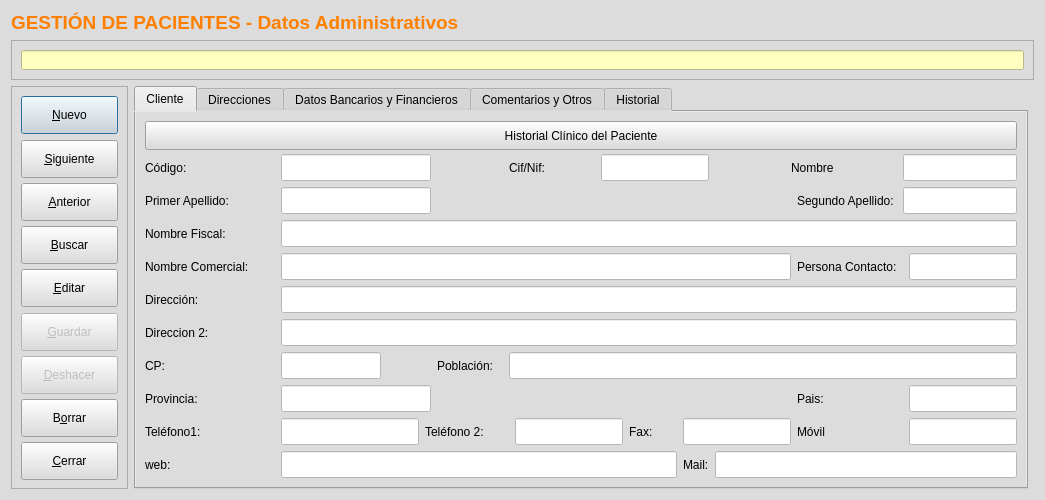
Before: the Qt Designer form frmClientes.ui in arcnexus/RedFoX, drawn with Qt 5.
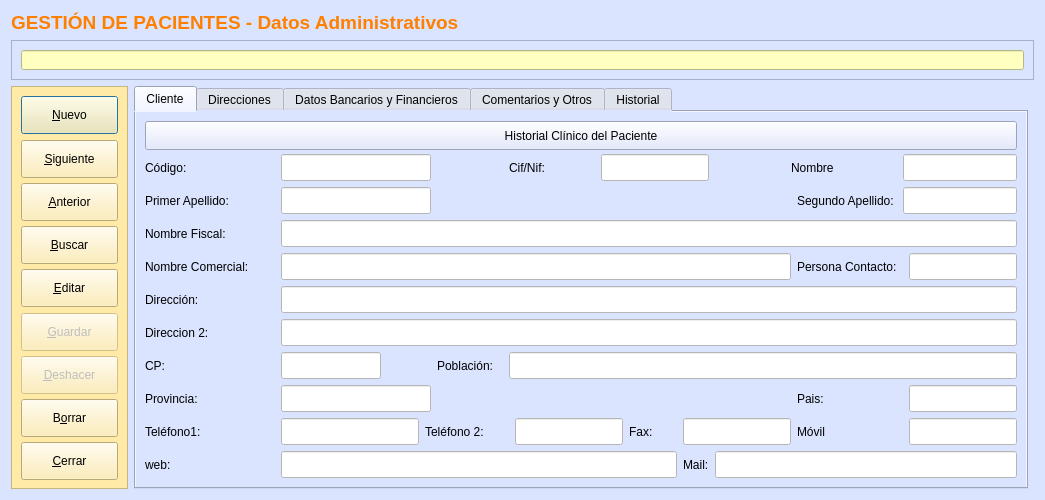
After: the same form once the commit is applied. Icons and pictures are not drawn.

```diff
--- a/frmClientes.ui
+++ b/frmClientes.ui
@@ -36,7 +36,8 @@
    <bool>false</bool>
   </property>
   <property name="styleSheet">
-   <string notr="true">background-color: rgb(220, 220, 220);</string>
+   <string notr="true">background-color: rgb(219, 228, 255);
+</string>
   </property>
   <property name="modal">
    <bool>true</bool>
@@ -62,6 +63,10 @@
        <height>16777215</height>
       </size>
      </property>
+     <property name="styleSheet">
+      <string notr="true">background-color: rgb(255, 235, 167);
+</string>
+     </property>
      <property name="frameShape">
       <enum>QFrame::StyledPanel</enum>
      </property>
@@ -324,9 +329,9 @@
         <colorrole role="Button">
          <brush brushstyle="SolidPattern">
           <color alpha="255">
-           <red>220</red>
-           <green>220</green>
-           <blue>220</blue>
+           <red>219</red>
+           <green>228</green>
+           <blue>255</blue>
           </color>
          </brush>
         </colorrole>
@@ -396,18 +401,18 @@
         <colorrole role="Base">
          <brush brushstyle="SolidPattern">
           <color alpha="255">
-           <red>220</red>
-           <green>220</green>
-           <blue>220</blue>
+           <red>219</red>
+           <green>228</green>
+           <blue>255</blue>
           </color>
          </brush>
         </colorrole>
         <colorrole role="Window">
          <brush brushstyle="SolidPattern">
           <color alpha="255">
-           <red>220</red>
-           <green>220</green>
-           <blue>220</blue>
+           <red>219</red>
+           <green>228</green>
+           <blue>255</blue>
           </color>
          </brush>
         </colorrole>
@@ -461,9 +466,9 @@
         <colorrole role="Button">
          <brush brushstyle="SolidPattern">
           <color alpha="255">
-           <red>220</red>
-           <green>220</green>
-           <blue>220</blue>
+           <red>219</red>
+           <green>228</green>
+           <blue>255</blue>
           </color>
          </brush>
         </colorrole>
@@ -533,18 +538,18 @@
         <colorrole role="Base">
          <brush brushstyle="SolidPattern">
           <color alpha="255">
-           <red>220</red>
-           <green>220</green>
-           <blue>220</blue>
+           <red>219</red>
+           <green>228</green>
+           <blue>255</blue>
           </color>
          </brush>
         </colorrole>
         <colorrole role="Window">
          <brush brushstyle="SolidPattern">
           <color alpha="255">
-           <red>220</red>
-           <green>220</green>
-           <blue>220</blue>
+           <red>219</red>
+           <green>228</green>
+           <blue>255</blue>
           </color>
          </brush>
         </colorrole>
@@ -598,9 +603,9 @@
         <colorrole role="Button">
          <brush brushstyle="SolidPattern">
           <color alpha="255">
-           <red>220</red>
-           <green>220</green>
-           <blue>220</blue>
+           <red>219</red>
+           <green>228</green>
+           <blue>255</blue>
           </color>
          </brush>
         </colorrole>
@@ -670,18 +675,18 @@
         <colorrole role="Base">
          <brush brushstyle="SolidPattern">
           <color alpha="255">
-           <red>220</red>
-           <green>220</green>
-           <blue>220</blue>
+           <red>219</red>
+           <green>228</green>
+           <blue>255</blue>
           </color>
          </brush>
         </colorrole>
         <colorrole role="Window">
          <brush brushstyle="SolidPattern">
           <color alpha="255">
-           <red>220</red>
-           <green>220</green>
-           <blue>220</blue>
+           <red>219</red>
+           <green>228</green>
+           <blue>255</blue>
           </color>
          </brush>
         </colorrole>
@@ -782,9 +787,9 @@
          <colorrole role="Button">
           <brush brushstyle="SolidPattern">
            <color alpha="255">
-            <red>220</red>
-            <green>220</green>
-            <blue>220</blue>
+            <red>219</red>
+            <green>228</green>
+            <blue>255</blue>
            </color>
           </brush>
          </colorrole>
@@ -854,18 +859,18 @@
          <colorrole role="Base">
           <brush brushstyle="SolidPattern">
            <color alpha="255">
-            <red>220</red>
-            <green>220</green>
-            <blue>220</blue>
+            <red>219</red>
+            <green>228</green>
+            <blue>255</blue>
            </color>
           </brush>
          </colorrole>
          <colorrole role="Window">
           <brush brushstyle="SolidPattern">
            <color alpha="255">
-            <red>220</red>
-            <green>220</green>
-            <blue>220</blue>
+            <red>219</red>
+            <green>228</green>
+            <blue>255</blue>
            </color>
           </brush>
          </colorrole>
@@ -919,9 +924,9 @@
          <colorrole role="Button">
           <brush brushstyle="SolidPattern">
            <color alpha="255">
-            <red>220</red>
-            <green>220</green>
-            <blue>220</blue>
+            <red>219</red>
+            <green>228</green>
+            <blue>255</blue>
            </color>
           </brush>
          </colorrole>
@@ -991,18 +996,18 @@
          <colorrole role="Base">
           <brush brushstyle="SolidPattern">
            <color alpha="255">
-            <red>220</red>
-            <green>220</green>
-            <blue>220</blue>
+            <red>219</red>
+            <green>228</green>
+            <blue>255</blue>
            </color>
           </brush>
          </colorrole>
          <colorrole role="Window">
           <brush brushstyle="SolidPattern">
            <color alpha="255">
-            <red>220</red>
-            <green>220</green>
-            <blue>220</blue>
+            <red>219</red>
+            <green>228</green>
+            <blue>255</blue>
            </color>
           </brush>
          </colorrole>
@@ -1056,9 +1061,9 @@
          <colorrole role="Button">
           <brush brushstyle="SolidPattern">
            <color alpha="255">
-            <red>220</red>
-            <green>220</green>
-            <blue>220</blue>
+            <red>219</red>
+            <green>228</green>
+            <blue>255</blue>
            </color>
           </brush>
          </colorrole>
@@ -1128,18 +1133,18 @@
          <colorrole role="Base">
           <brush brushstyle="SolidPattern">
            <color alpha="255">
-            <red>220</red>
-            <green>220</green>
-            <blue>220</blue>
+            <red>219</red>
+            <green>228</green>
+            <blue>255</blue>
            </color>
           </brush>
          </colorrole>
          <colorrole role="Window">
           <brush brushstyle="SolidPattern">
            <color alpha="255">
-            <red>220</red>
-            <green>220</green>
-            <blue>220</blue>
+            <red>219</red>
+            <green>228</green>
+            <blue>255</blue>
            </color>
           </brush>
          </colorrole>
@@ -1186,7 +1191,8 @@
        <bool>false</bool>
       </property>
       <property name="styleSheet">
-       <string notr="true">background-color: rgb(220, 220, 220);</string>
+       <string notr="true">background-color: rgb(219, 228, 255);
+</string>
       </property>
       <property name="currentIndex">
        <number>0</number>
```
